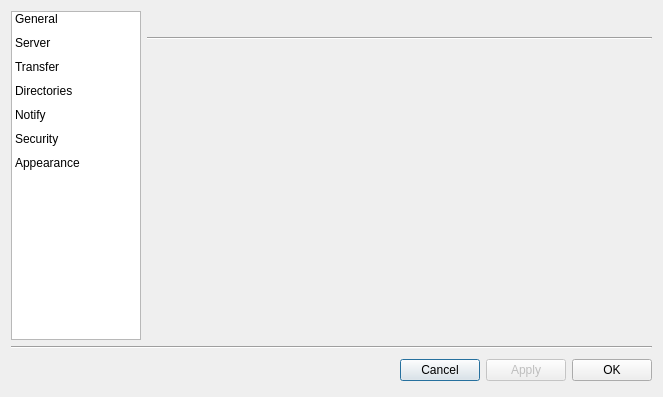
RetroShare/RetroShare, file retroshare-gui/src/gui/settings/settings.ui: the form before one commit.
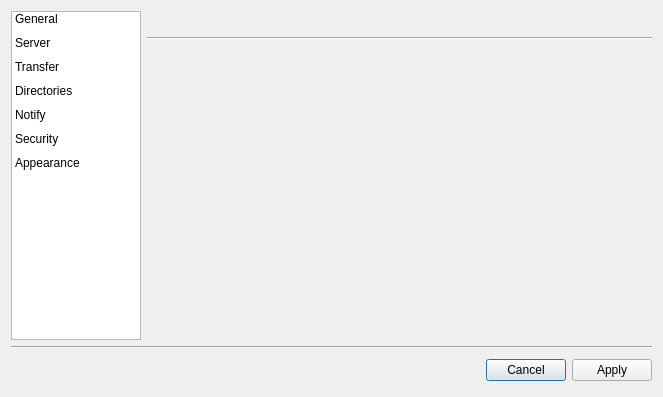
The form after the commit. Icons and pictures are not drawn.

Commit message: Corrected typo, Replaced Ok Button by anabled Apply button in settings, suppressed double click action for download in Shared File lists

```diff
--- a/retroshare-gui/src/gui/settings/settings.ui
+++ b/retroshare-gui/src/gui/settings/settings.ui
@@ -247,9 +247,6 @@
      </item>
      <item>
       <widget class="QPushButton" name="applyButton">
-       <property name="enabled">
-        <bool>false</bool>
-       </property>
        <property name="minimumSize">
         <size>
          <width>0</width>
@@ -261,19 +258,6 @@
        </property>
       </widget>
      </item>
-     <item>
-      <widget class="QPushButton" name="okButton">
-       <property name="minimumSize">
-        <size>
-         <width>0</width>
-         <height>22</height>
-        </size>
-       </property>
-       <property name="text">
-        <string>OK</string>
-       </property>
-      </widget>
-     </item>
     </layout>
    </item>
   </layout>
```
Left out of the diff: 2 changed lines with no effect on the pictures. The commit also changes 3 other files.
